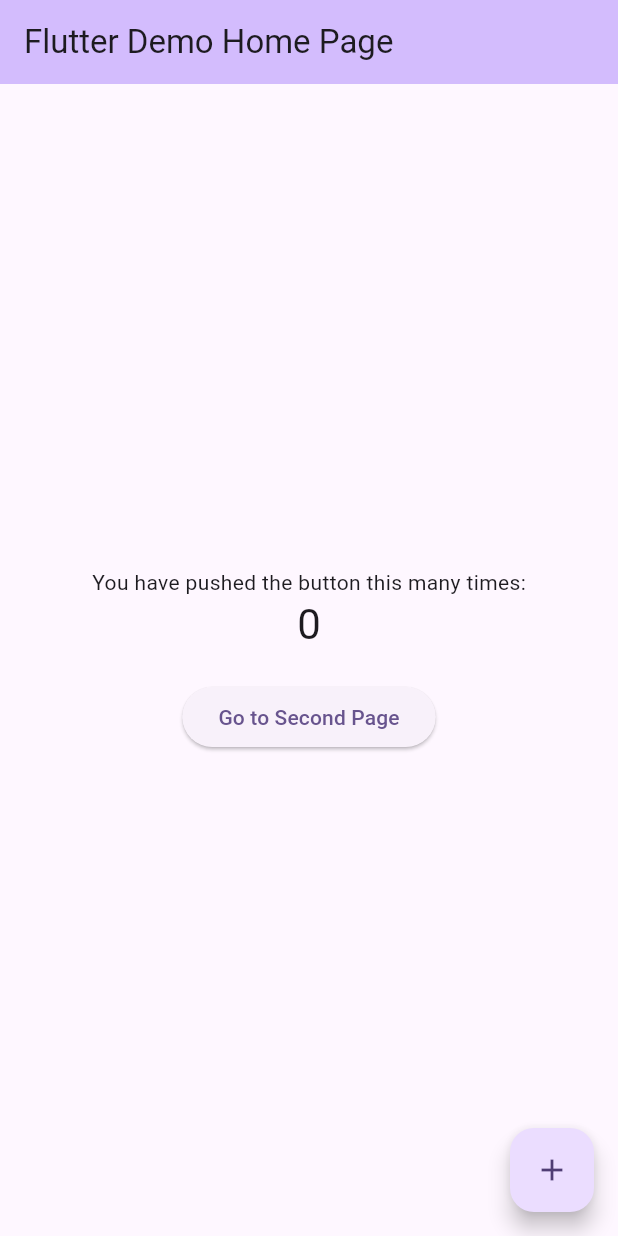
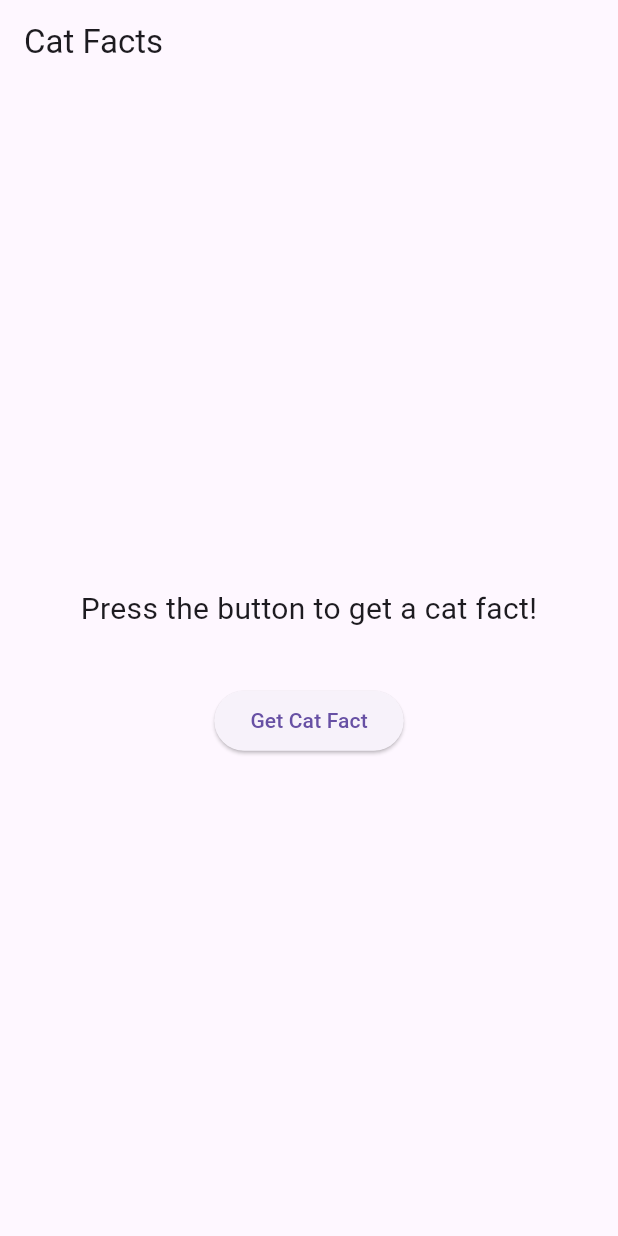
Before and after one commit to mikimik01/Random-Cat-Info, a Flutter app: the screen it shows after launch, on a phone screen of 412 x 824 dp. Run offline on Flutter 3.47's test engine with Material 3 defaults, Android fonts, the phone set to English and light mode, and no system bars; our stand-ins replace dio.

```diff
--- a/lib/main.dart
+++ b/lib/main.dart
@@ -1,22 +1,73 @@
 import 'package:flutter/material.dart';
-import 'screens/home_page.dart';
+import 'package:dio/dio.dart';
 
 void main() {
-  runApp(const MyApp());
+  runApp(MyApp());
 }
 
 class MyApp extends StatelessWidget {
-  const MyApp({super.key});
+  @override
+  Widget build(BuildContext context) {
+    return MaterialApp(
+      home: CatFactPage(),
+    );
+  }
+}
+
+class CatFactPage extends StatefulWidget {
+  @override
+  _CatFactPageState createState() => _CatFactPageState();
+}
+
+class _CatFactPageState extends State<CatFactPage> {
+  String _catFact = "Press the button to get a cat fact!";
+
+  Future<String> get() async {
+    WidgetsFlutterBinding.ensureInitialized();
+
+    final dio = Dio();
+
+    try {
+      final response = await dio.get("https://catfact.ninja/fact");
+      return response.data['fact']; // Extract the fact from the response
+    } catch (e) {
+      return "Failed to fetch cat fact: $e";
+    }
+  }
+
+  void _fetchCatFact() async {
+    String newFact = await get();
+    setState(() {
+      _catFact = newFact;
+    });
+  }
 
   @override
   Widget build(BuildContext context) {
-    return MaterialApp(
-      title: 'Flutter Demo',
-      theme: ThemeData(
-        colorScheme: ColorScheme.fromSeed(seedColor: Colors.deepPurple),
-        useMaterial3: true,
+    return Scaffold(
+      appBar: AppBar(
+        title: Text('Cat Facts'),
       ),
-      home: const MyHomePage(title: 'Flutter Demo Home Page'),
+      body: Center(
+        child: Column(
+          mainAxisAlignment: MainAxisAlignment.center,
+          children: <Widget>[
+            Padding(
+              padding: const EdgeInsets.all(16.0),
+              child: Text(
+                _catFact,
+                style: TextStyle(fontSize: 20),
+                textAlign: TextAlign.center,
+              ),
+            ),
+            SizedBox(height: 20),
+            ElevatedButton(
+              onPressed: _fetchCatFact,
+              child: Text('Get Cat Fact'),
+            ),
+          ],
+        ),
+      ),
     );
   }
 }
```
Also changed, not shown: pubspec.yaml (+17 -70 lines), pubspec.lock, 10 other files.
